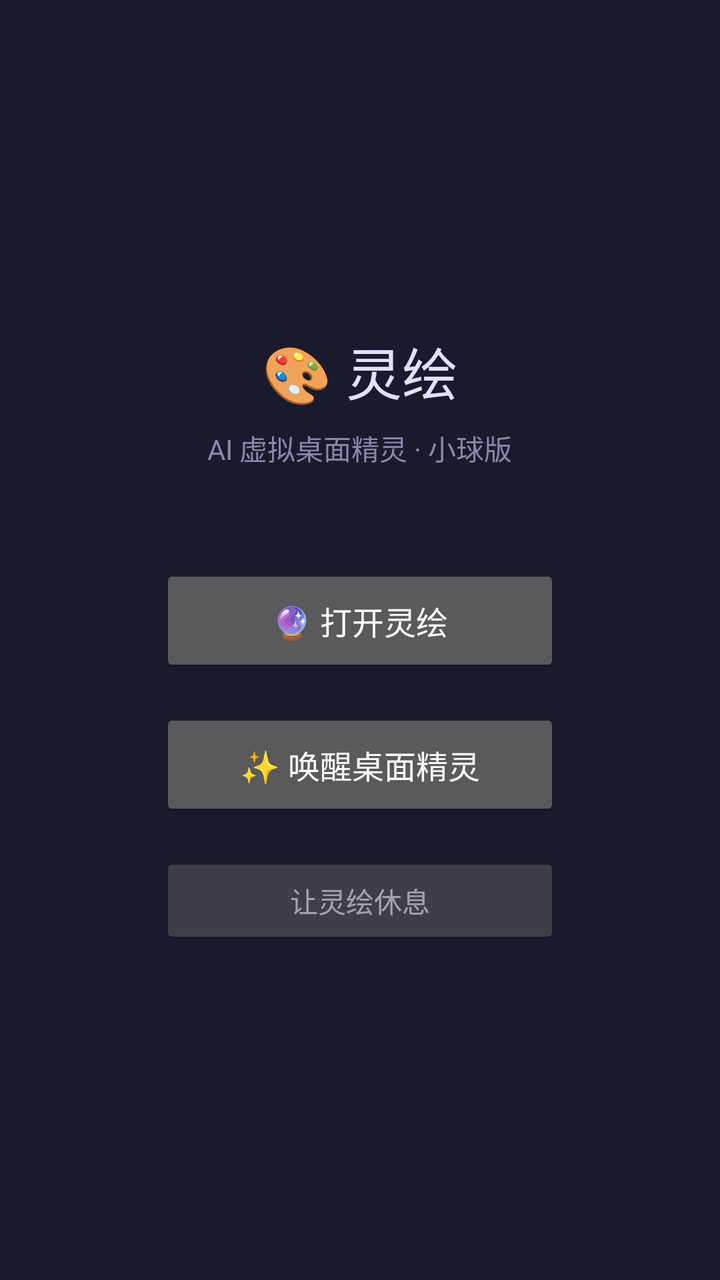
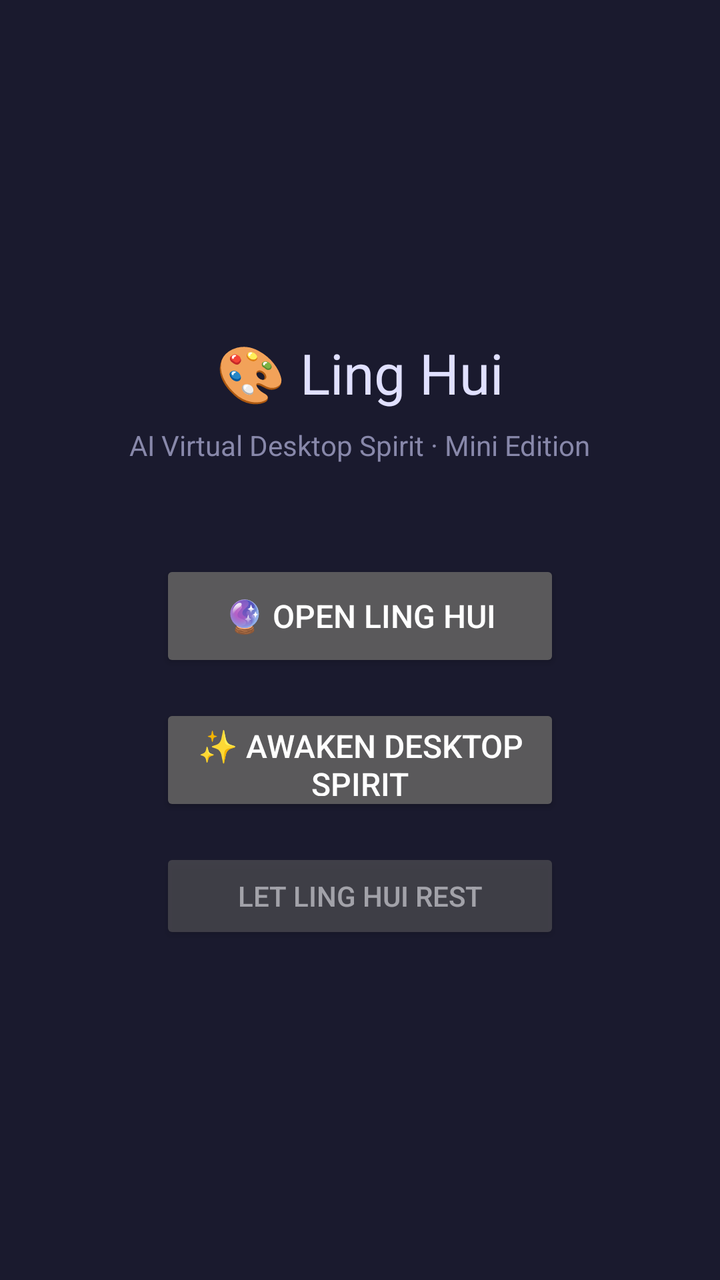

Before-and-after screenshots of an Android layout around one commit, followed by the original layout XML and the change that was made.
<!-- AndroidManifest.xml: application theme Theme.LingHui -->
<!-- res/layout/activity_main.xml -->
<?xml version="1.0" encoding="utf-8"?>
<LinearLayout
    xmlns:android="http://schemas.android.com/apk/res/android"
    android:layout_width="match_parent"
    android:layout_height="match_parent"
    android:orientation="vertical"
    android:gravity="center"
    android:padding="32dp"
    android:background="#1a1a2e">

    <TextView
        android:layout_width="wrap_content"
        android:layout_height="wrap_content"
        android:text="🎨 灵绘"
        android:textSize="28sp"
        android:textColor="#e0e0ff"
        android:layout_marginBottom="8dp" />

    <TextView
        android:layout_width="wrap_content"
        android:layout_height="wrap_content"
        android:text="AI 虚拟桌面精灵 · 小球版"
        android:textSize="14sp"
        android:textColor="#8888aa"
        android:layout_marginBottom="48dp" />

    <Button
        android:id="@+id/btn_open_webview"
        android:layout_width="200dp"
        android:layout_height="56dp"
        android:text="🔮 打开灵绘"
        android:textSize="16sp"
        android:layout_marginBottom="16dp" />

    <Button
        android:id="@+id/btn_start"
        android:layout_width="200dp"
        android:layout_height="56dp"
        android:text="✨ 唤醒桌面精灵"
        android:textSize="16sp"
        android:layout_marginBottom="16dp" />

    <Button
        android:id="@+id/btn_stop"
        android:layout_width="200dp"
        android:layout_height="48dp"
        android:text="让灵绘休息"
        android:textSize="14sp"
        android:alpha="0.6" />

</LinearLayout>
<!-- resources referenced by this layout -->
<resources>
  <style name="Theme.LingHui" parent="Theme.AppCompat.NoActionBar">
          <item name="android:windowBackground">#1A1A2E</item>
      </style>
</resources>

<!-- the commit's change to res/layout/activity_main.xml (unified diff, before → after) -->
@@ -11,7 +11,7 @@
     <TextView
         android:layout_width="wrap_content"
         android:layout_height="wrap_content"
-        android:text="🎨 灵绘"
+        android:text="@string/main_title"
         android:textSize="28sp"
         android:textColor="#e0e0ff"
         android:layout_marginBottom="8dp" />
@@ -19,7 +19,7 @@
     <TextView
         android:layout_width="wrap_content"
         android:layout_height="wrap_content"
-        android:text="AI 虚拟桌面精灵 · 小球版"
+        android:text="@string/main_subtitle"
         android:textSize="14sp"
         android:textColor="#8888aa"
         android:layout_marginBottom="48dp" />
@@ -28,7 +28,7 @@
         android:id="@+id/btn_open_webview"
         android:layout_width="200dp"
         android:layout_height="56dp"
-        android:text="🔮 打开灵绘"
+        android:text="@string/btn_open_webview"
         android:textSize="16sp"
         android:layout_marginBottom="16dp" />
 
@@ -36,7 +36,7 @@
         android:id="@+id/btn_start"
         android:layout_width="200dp"
         android:layout_height="56dp"
-        android:text="✨ 唤醒桌面精灵"
+        android:text="@string/btn_start"
         android:textSize="16sp"
         android:layout_marginBottom="16dp" />
 
@@ -44,7 +44,7 @@
         android:id="@+id/btn_stop"
         android:layout_width="200dp"
         android:layout_height="48dp"
-        android:text="让灵绘休息"
+        android:text="@string/btn_stop"
         android:textSize="14sp"
         android:alpha="0.6" />
 
<!-- resource entries referenced after the edit -->
@@ -1,5 +1,10 @@
 <!-- resources referenced by this layout -->
 <resources>
+  <string name="btn_open_webview">🔮 Open Ling Hui</string>
+  <string name="btn_start">✨ Awaken Desktop Spirit</string>
+  <string name="btn_stop">Let Ling Hui Rest</string>
+  <string name="main_subtitle">AI Virtual Desktop Spirit · Mini Edition</string>
+  <string name="main_title">🎨 Ling Hui</string>
   <style name="Theme.LingHui" parent="Theme.AppCompat.NoActionBar">
           <item name="android:windowBackground">#1A1A2E</item>
       </style>
